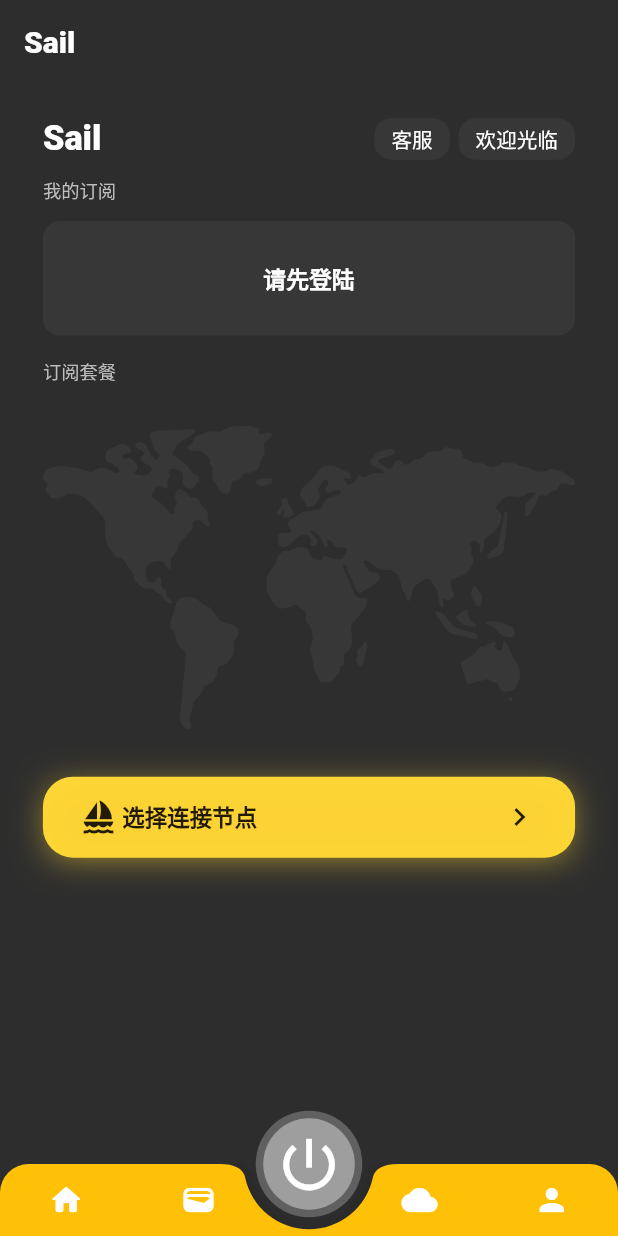
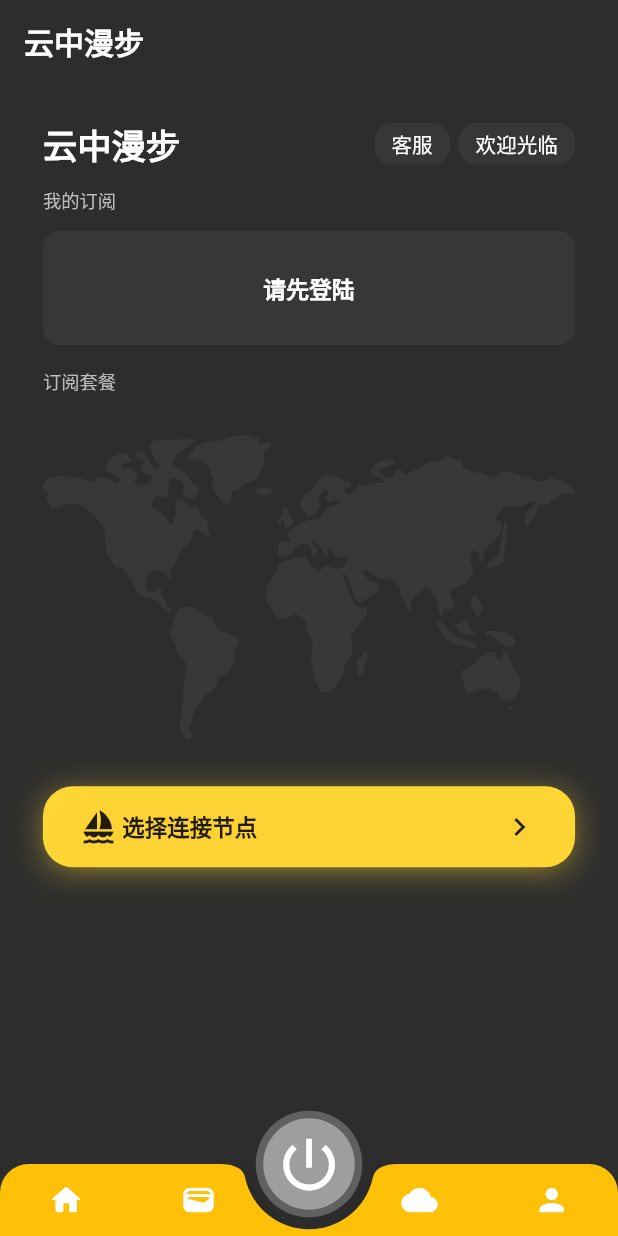
Before and after one commit to Github-Aiko/AikoVPN-Service-Application, a Flutter app: the screen it shows after launch, on a phone screen of 412 x 824 dp. Run offline on Flutter 3.47's test engine with Material 2 defaults, Android fonts, the phone set to English and light mode, and no system bars; our stand-ins replace dio, fluro, flutter_login, flutter_screenutil, fluttertoast, modal_bottom_sheet and 2 more; missing offline and left inert: crisp, flutter_icmp_ping; accounts and stored records are empty; generated files the repository leaves out were written again; network calls fail.

Commit message:
Fix bug android

```diff
--- a/lib/constant/app_strings.dart
+++ b/lib/constant/app_strings.dart
@@ -1,5 +1,5 @@
 class AppStrings {
-  static const String appName = 'Sail';
+  static const String appName = '云中漫步';
   static const String token = 'token';
   static const String authData = 'auth_data';
   static const String userInfo = 'USER_INFO';
@@ -9,6 +9,6 @@ class AppStrings {
   static const String selectServerIndex = 'SELECT_SERVER_INDEX';
   static const String selectServerNode = 'SELECT_SERVER_NODE';
   static const String isFirstOpen = "IS_FIRST_OPEN";
-  static const String openDoor = 'Bật dịch vụ tăng tốc';
-  static const String crispWebsiteId = 'b7b8fcd4-9857-42b7-a39d-51fb4930130d';
+  static const String openDoor = '开启加速服务';
+  static const String crispWebsiteId = 'a7bd3dc0-6bab-4f12-b9ac-e1997a97f4ca';
 }
--- a/pubspec.yaml
+++ b/pubspec.yaml
@@ -18,7 +18,7 @@ publish_to: 'none' # Remove this line if you wish to publish to pub.dev
 version: 1.0.2+3
 
 environment:
-  sdk: ">=2.12.0 <3.0.0"
+  sdk: ">=2.18.5 <3.0.0"
 
 dependencies:
   flutter:
@@ -35,7 +35,7 @@ dependencies:
   webview_flutter: ^3.0.4
   provider: ^6.0.3
   flutter_screenutil: ^5.5.3+2
-  flutter_swiper : ^1.1.6
+  flutter_swiper: ^1.1.6
   flutter_login: ^3.2.0
   flutter_easyrefresh: ^2.1.8
   intl: ^0.17.0
```
Also changed, not shown: lib/channels/vpn_manager.dart (+0 -15 lines), 6 other files.
